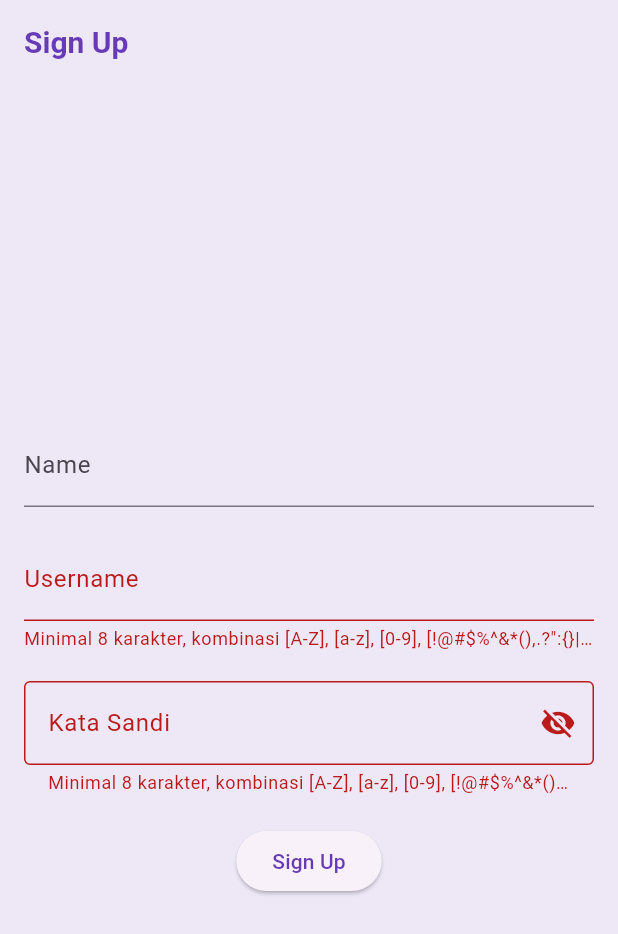
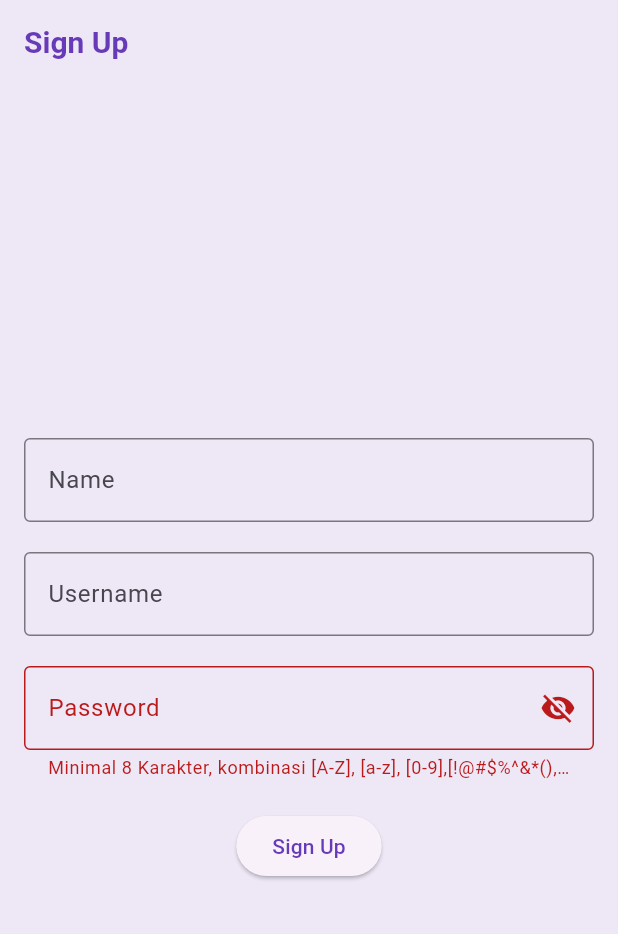
Before and after one commit to Mobile-Programming-MDP/materi-latihan-flutter-ReniAurelia-2226250028, a Flutter app: the screen it shows after launch, after a tap on "Sign Up", on a phone screen of 412 x 824 dp. Shown: the top 934 px of the screen. Run offline on Flutter 3.47's test engine with Material 3 defaults, Android fonts, the phone set to English and light mode, and no system bars; our stand-ins replace shared_preferences; missing offline and left inert: encrypt; network calls fail.

```diff
--- a/wisata_candi/lib/main.dart
+++ b/wisata_candi/lib/main.dart
@@ -6,7 +6,7 @@ import 'package:wisata_candi/screens/home_screen.dart';
 import 'package:wisata_candi/screens/profile_screen.dart';
 import 'package:wisata_candi/screens/search_screen.dart';
 import 'package:wisata_candi/screens/SignInScreen.dart';
-import 'package:wisata_candi/screens/SignUpScreen.dart';
+import 'package:wisata_candi/screens/signUpScreen.dart';
 
 void main() {
   runApp(const MyApp());
@@ -46,7 +46,7 @@ class MyApp extends StatelessWidget {
       initialRoute: '/',
       routes: {
         '/homescreen': (context) => const HomeScreen(),
-        '/signin': (context) => SignInScreen(),
+        '/signin': (context) => signInScreen(),
         '/signup': (context) => const SignUpScreen(),
       },
     );
--- a/wisata_candi/lib/screens/SignUpScreen.dart
+++ b/wisata_candi/lib/screens/SignUpScreen.dart
@@ -1,51 +1,71 @@
 import 'package:flutter/material.dart';
 import 'package:shared_preferences/shared_preferences.dart';
 import 'package:wisata_candi/screens/SignInScreen.dart';
+import 'package:encrypt/encrypt.dart' as encrypt;
 
-class SignUpScreen extends StatefulWidget {
+class SignUpScreen extends StatefulWidget
+{
   const SignUpScreen({super.key});
 
   @override
   State<SignUpScreen> createState() => _SignUpScreenState();
 }
 
-class _SignUpScreenState extends State<SignUpScreen> {
+class _SignUpScreenState extends State<SignUpScreen>
+{
   final TextEditingController _nameController = TextEditingController();
   final TextEditingController _usernameController = TextEditingController();
   final TextEditingController _passwordController = TextEditingController();
 
-  String _errorText = '';
+  String _errorText='';
   bool _obscurePassword = true;
 
-  // TODO: 1. Membuar fungsi _signUp
-  void _signUp() async {
+  //TODO: 1 membuat fungsi _signUp
+  void _signUp() async
+  {
     final SharedPreferences prefs = await SharedPreferences.getInstance();
     final String name = _nameController.text.trim();
     final String username = _usernameController.text.trim();
     final String password = _passwordController.text.trim();
 
-    if (password.length < 8 ||
+      if(password.length < 8 ||
         !password.contains(RegExp(r'[A-Z]')) ||
         !password.contains(RegExp(r'[a-z]')) ||
         !password.contains(RegExp(r'[0-9]')) ||
-      !password.contains(RegExp(r'[!@#\$%^&*(),.?":{}|<>]'))) {
+        !password.contains(RegExp(r'[!@#\$%^&*(),.?":{}|<>]')))
+      {
         setState(() {
-        _errorText =
-        'Minimal 8 karakter, kombinasi [A-Z], [a-z], [0-9], [!@#\$%^&*(),.?":{}|<>]';
+          _errorText = 'Minimal 8 Karakter, kombinasi [A-Z], [a-z], [0-9],[!@#\$%^&*(),.?":{}|<>]';
         });
         return;
       }
-    // simpan data pengguna di SharedPreferences
-    prefs.setString('fulname', name);
-    prefs.setString('username', username);
-    prefs.setString('password', password);
+      //TODO: 3 jika name,username, password tidak kosng lakukan enskripsi
+      if(name.isNotEmpty && username.isNotEmpty && password.isNotEmpty)
+      {
+        final encrypt.Key key = encrypt.Key.fromLength(32);
+        final iv = encrypt.IV.fromLength(16);
 
-    // buat navigasi ke SignInScreen
+        final encrypter = encrypt.Encrypter(encrypt.AES(key));
+        final encryptedName = encrypter.encrypt(name, iv: iv);
+        final encryptedUsername = encrypter.encrypt(username, iv: iv);
+        final encryptedPassword = encrypter.encrypt(password, iv: iv);
+
+       //simpan data pengguna di SharedPreferences
+        prefs.setString('fulname', encryptedName.base64);
+        prefs.setString('username', encryptedUsername.base64);
+        prefs.setString('password', encryptedPassword.base64);
+        prefs.setString('key', key.base64);
+        prefs.setString('iv', iv.base64);
+       }
+
+      //buat navigasi ke signinscreen
       Navigator.pushReplacementNamed(context, '/signin');
   }
-  // TODO: 2. Membuat fungsi dispose
+
+  //TODO: 2 membuat fungsi dispose
   @override
-  void dispose() {
+  void dispose ()
+  {
     _nameController.dispose();
     _usernameController.dispose();
     _passwordController.dispose();
@@ -53,12 +73,13 @@ class _SignUpScreenState extends State<SignUpScreen> {
   }
 
   @override
-  Widget build(BuildContext context) {
+  Widget build(BuildContext context)
+  {
     return Scaffold(
-      appBar: AppBar(
+      appBar: AppBar (
         title: const Text('Sign Up'),
       ),
-      body: Center(
+      body: Center (
         child: SingleChildScrollView(
           child: Padding(
             padding: const EdgeInsets.all(16),
@@ -69,9 +90,11 @@ class _SignUpScreenState extends State<SignUpScreen> {
             children: [
               TextFormField(
                 controller: _nameController,
-                    decoration: InputDecoration(
+                textCapitalization: TextCapitalization.words,
+                decoration: const InputDecoration(
                   labelText: 'Name',
                   hintText: 'Masukkan Nama Anda',
+                  border: OutlineInputBorder(),
                 ),
               ),
               const SizedBox(height: 20),
@@ -80,36 +103,37 @@ class _SignUpScreenState extends State<SignUpScreen> {
                 decoration: InputDecoration(
                   labelText: 'Username',
                   hintText: 'Masukkan Username',
-                      errorText: _errorText.isNotEmpty ? _errorText : null,
+                  border: OutlineInputBorder(),
                 ),
               ),
               const SizedBox(height: 20),
               TextFormField(
                 controller: _passwordController,
                 decoration: InputDecoration(
-                      labelText: 'Kata Sandi',
-                      errorText: _errorText.isNotEmpty ? _errorText : null,
+                  labelText: 'Password',
+                  hintText: 'Masukkan Password',
+                  errorText: _errorText.isNotEmpty ? _errorText: null,
                   border: const OutlineInputBorder(),
                   suffixIcon: IconButton(
+                     onPressed: () {
+                      setState(() {
+                        _obscurePassword =! _obscurePassword;
+                      });
+                     },
                      icon: Icon(
                       _obscurePassword ? Icons.visibility_off : Icons.visibility,
                      ),
-                        onPressed: (){
-                          setState(() {
-                            _obscurePassword = !_obscurePassword;
-                          });
-                        },
                   ),
                 ),
-                    obscureText: _obscurePassword,
+                obscureText:_obscurePassword,
                 ),
                  const SizedBox(height: 20),
                 ElevatedButton(
                   onPressed: _signUp,
-                    child: Text('Sign Up')),
+                  child: Text('Sign Up'),
+              ),
             ],
-              ),
-            ),
+          )),
           ),
         ),
       ),
--- a/wisata_candi/pubspec.yaml
+++ b/wisata_candi/pubspec.yaml
@@ -30,12 +30,14 @@ environment:
 dependencies:
   flutter:
     sdk: flutter
-  shared_preferences: ^2.0.8
 
 
   # The following adds the Cupertino Icons font to your application.
   # Use with the CupertinoIcons class for iOS style icons.
   cupertino_icons: ^1.0.2
+  encrypt: ^5.0.3
+  shared_preferences: ^2.0.8
+  logger: ^2.0.2+1
   cached_network_image: ^3.3.0
 
 dev_dependencies:
```
Also changed, not shown: wisata_candi/lib/screens/SignInScreen.dart (+84 -65 lines), wisata_candi/pubspec.lock. Lines whose indentation alone changed are shown as unchanged.
